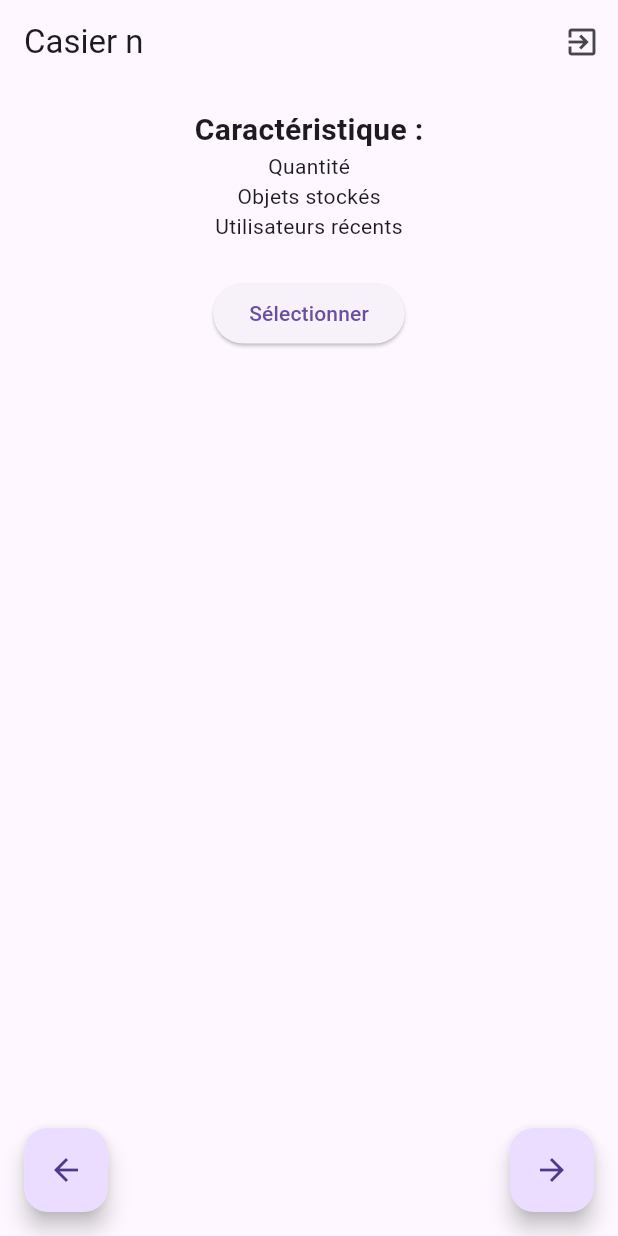
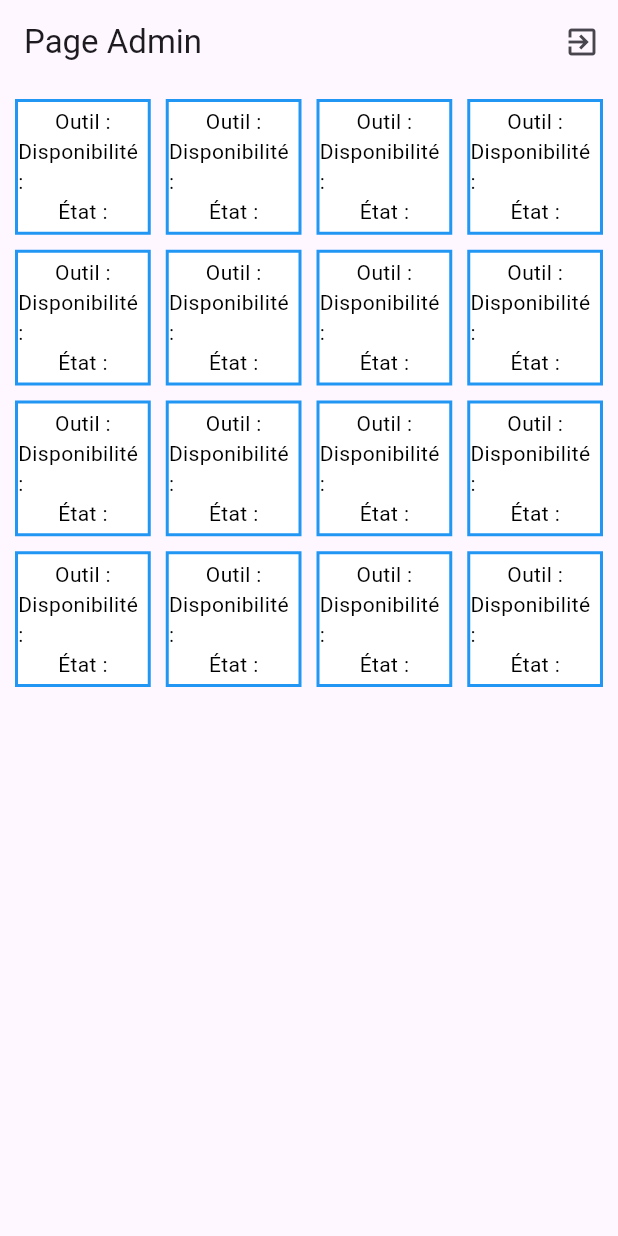
Before and after one commit to TheoPrs/FabLocker, a Flutter app: the screen it shows after launch, after a tap on "Se connecter", on a phone screen of 412 x 824 dp. Run offline on Flutter 3.47's test engine with Material 3 defaults, Android fonts, the phone set to English and light mode, and no system bars.

Commit message:
Creation de la page admin

```diff
--- /dev/null
+++ b/fablocker/lib/Adminpage.dart
@@ -0,0 +1,71 @@
+import 'package:flutter/material.dart';
+
+class Adminpage extends StatelessWidget {
+  const Adminpage({super.key});
+
+  @override
+  Widget build(BuildContext context) {
+    return Scaffold(
+      appBar: AppBar(
+        title: const Text('Page Admin'),
+        actions: [
+          IconButton(
+            icon: const Icon(Icons.exit_to_app),
+            onPressed: () {
+              // TODO: Implement logout logic
+            },
+          ),
+        ],
+      ),
+      body: GridView.builder(
+        padding: const EdgeInsets.all(10.0),
+        gridDelegate: const SliverGridDelegateWithFixedCrossAxisCount(
+          crossAxisCount: 4, // Nombre de colonnes
+          crossAxisSpacing: 10.0, // Espace horizontal entre les cases
+          mainAxisSpacing: 10.0, // Espace vertical entre les cases
+          childAspectRatio: 1, // Ratio pour des cases carrées
+        ),
+        itemCount: 16, // Nombre total de cases
+        itemBuilder: (context, index) {
+          return InkWell(
+            onTap: () {
+              // TODO: Implement navigation to the detail page
+              print('Case $index tapped');
+            },
+            child: Container(
+              decoration: BoxDecoration(
+                color: Colors.white,
+                border: Border.all(color: Colors.blue, width: 2),
+              ),
+              child: Center(
+                child: Column(
+                  mainAxisAlignment: MainAxisAlignment.center,
+                  children: const [
+                    Text(
+                      'Outil :',
+                      style: TextStyle(
+                        color: Colors.black,
+                      ),
+                    ),
+                    Text(
+                      'Disponibilité :',
+                      style: TextStyle(
+                        color: Colors.black,
+                      ),
+                    ),
+                    Text(
+                      'État :',
+                      style: TextStyle(
+                        color: Colors.black,
+                      ),
+                    ),
+                  ],
+                ),
+              ),
+            ),
+          );
+        },
+      ),
+    );
+  }
+}
--- a/fablocker/lib/my_home_page.dart
+++ b/fablocker/lib/my_home_page.dart
@@ -1,3 +1,4 @@
+import 'package:fablocker/adminpage.dart';
 import 'package:flutter/material.dart';
 import 'CasierPage.dart';
 
@@ -61,7 +62,7 @@ class MyHomePage extends StatelessWidget {
               onPressed: () {
                 Navigator.pushReplacement(
                   context,
-                  MaterialPageRoute(builder: (context) => CasierPage()),
+                  MaterialPageRoute(builder: (context) => Adminpage()),
                 );
                 print('Bouton appuyé!');
               },
```
